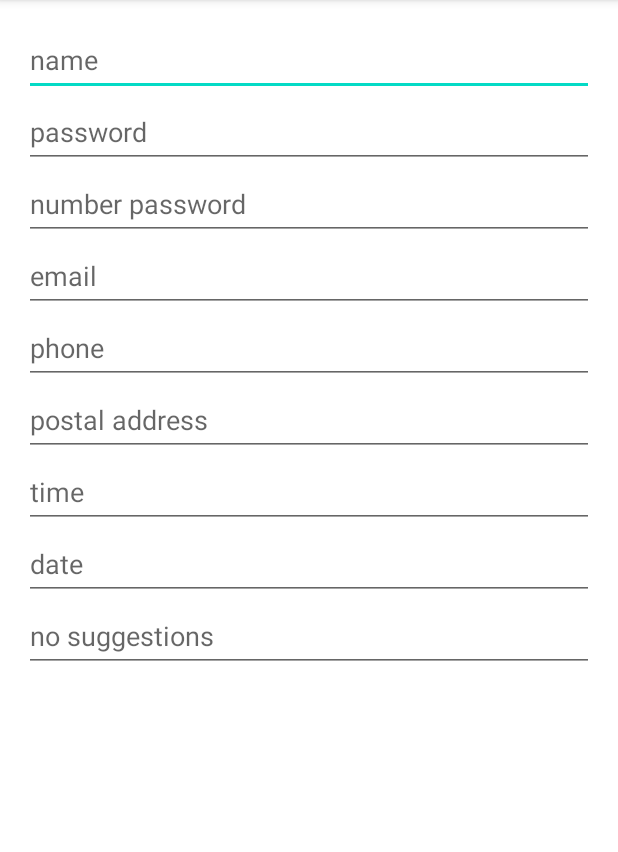
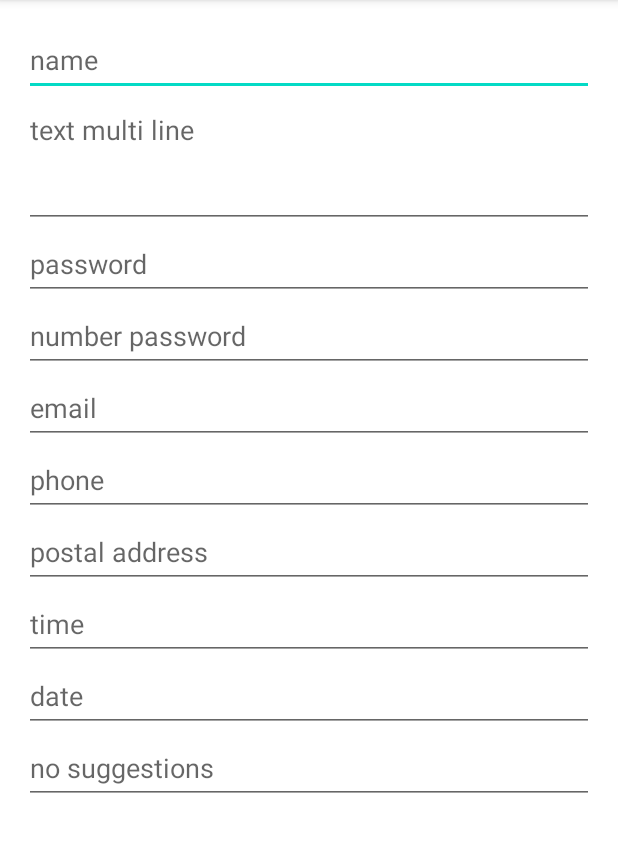
Before and after one commit to jimlitton/InputTypeTestApp, an Android app: the screen it shows after launch (MainActivity), on a phone screen of 412 x 824 dp, the part 84-936 px from its top. Run offline under Robolectric (Android 15) with nearby library versions, the phone set to English and light mode, and no system bars.

Commit message:
update readme and add multi line text input field

```diff
--- a/app/src/main/res/layout/activity_main.xml
+++ b/app/src/main/res/layout/activity_main.xml
@@ -13,7 +13,7 @@
         tools:context=".MainActivity">
 
         <EditText
-            android:id="@+id/editTextTextPersonName"
+            android:id="@+id/editTextPersonName"
             android:layout_width="@dimen/dp_fill_container"
             android:layout_height="wrap_content"
             android:ems="10"
@@ -25,7 +25,22 @@
             app:layout_constraintTop_toTopOf="parent" />
 
         <EditText
-            android:id="@+id/editTextTextPassword"
+            android:id="@+id/editTextArea"
+            android:layout_width="@dimen/dp_fill_container"
+            android:layout_height="wrap_content"
+            android:minLines="3"
+            android:ems="10"
+            android:hint="@string/hint_text_multi_line"
+            android:inputType="textMultiLine"
+            android:singleLine="false"
+            android:gravity="top"
+            android:minHeight="@dimen/db_min_height"
+            app:layout_constraintEnd_toEndOf="parent"
+            app:layout_constraintStart_toStartOf="parent"
+            app:layout_constraintTop_toBottomOf="@id/editTextPersonName" />
+
+        <EditText
+            android:id="@+id/editTextPassword"
             android:layout_width="@dimen/dp_fill_container"
             android:layout_height="wrap_content"
             android:ems="10"
@@ -34,7 +49,7 @@
             android:minHeight="@dimen/db_min_height"
             app:layout_constraintEnd_toEndOf="parent"
             app:layout_constraintStart_toStartOf="parent"
-            app:layout_constraintTop_toBottomOf="@+id/editTextTextPersonName" />
+            app:layout_constraintTop_toBottomOf="@+id/editTextArea" />
 
         <EditText
             android:id="@+id/editTextNumberPassword"
@@ -46,10 +61,10 @@
             android:minHeight="@dimen/db_min_height"
             app:layout_constraintEnd_toEndOf="parent"
             app:layout_constraintStart_toStartOf="parent"
-            app:layout_constraintTop_toBottomOf="@+id/editTextTextPassword" />
+            app:layout_constraintTop_toBottomOf="@+id/editTextPassword" />
 
         <EditText
-            android:id="@+id/editTextTextEmailAddress"
+            android:id="@+id/editTextEmailAddress"
             android:layout_width="@dimen/dp_fill_container"
             android:layout_height="wrap_content"
             android:ems="10"
@@ -71,10 +86,10 @@
             app:layout_constraintEnd_toEndOf="parent"
             app:layout_constraintHorizontal_bias="0.497"
             app:layout_constraintStart_toStartOf="parent"
-            app:layout_constraintTop_toBottomOf="@+id/editTextTextEmailAddress" />
+            app:layout_constraintTop_toBottomOf="@+id/editTextEmailAddress" />
 
         <EditText
-            android:id="@+id/editTextTextPostalAddress"
+            android:id="@+id/editTextPostalAddress"
             android:layout_width="@dimen/dp_fill_container"
             android:layout_height="wrap_content"
             android:ems="10"
@@ -97,7 +112,7 @@
             app:layout_constraintEnd_toEndOf="parent"
             app:layout_constraintHorizontal_bias="0.497"
             app:layout_constraintStart_toStartOf="parent"
-            app:layout_constraintTop_toBottomOf="@+id/editTextTextPostalAddress" />
+            app:layout_constraintTop_toBottomOf="@+id/editTextPostalAddress" />
 
         <EditText
             android:id="@+id/editTextDate"
@@ -112,7 +127,7 @@
             app:layout_constraintTop_toBottomOf="@+id/editTextTime" />
 
         <EditText
-            android:id="@+id/editTextTextPersonName2"
+            android:id="@+id/editTextNoSuggestions"
             android:layout_width="@dimen/dp_fill_container"
             android:layout_height="wrap_content"
             android:ems="10"
--- a/app/src/main/res/values/strings.xml
+++ b/app/src/main/res/values/strings.xml
@@ -2,6 +2,7 @@
     <string name="app_name">InputTypeTest</string>
     <string name="text_keyboard_test">Input Type Test</string>
     <string name="hint_name">name</string>
+    <string name="hint_text_multi_line">text multi line</string>
     <string name="hint_password">password</string>
     <string name="hint_number_password">number password</string>
     <string name="hint_email">email</string>
```
Also changed, not shown: 1 other file.
